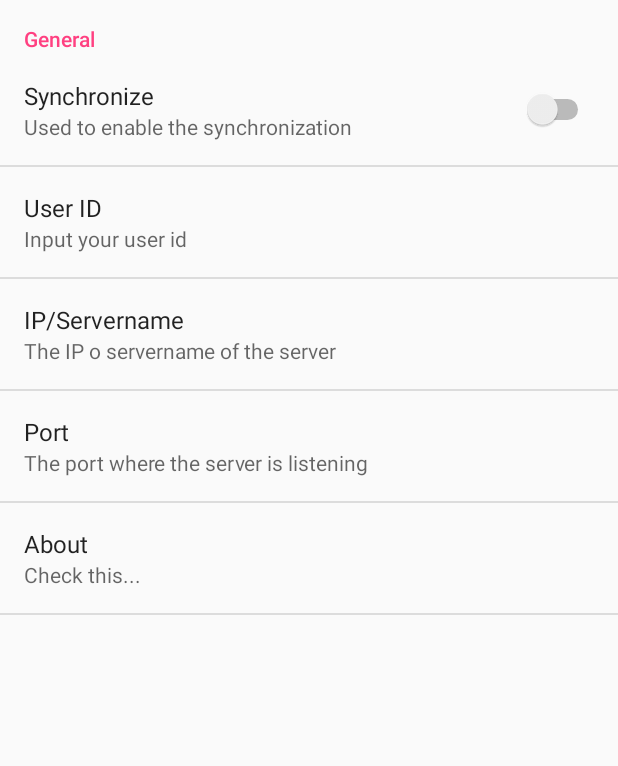
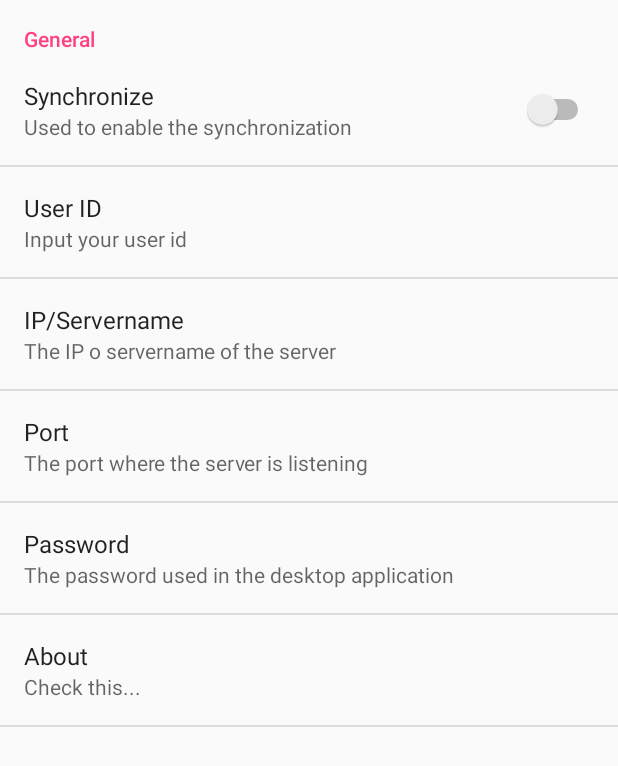
Before and after one commit to pablo-dev/HomeCloudAndroidWS, an Android app: the screen it shows after launch (Preferences), on a phone screen of 412 x 824 dp. Shown: the top 766 px of the screen. Run offline under Robolectric (Android 15) with nearby library versions, the phone set to English and light mode, and no system bars.

Commit message:
Added password to preference screen

```diff
--- a/app/src/main/res/values/strings.xml
+++ b/app/src/main/res/values/strings.xml
@@ -11,9 +11,11 @@
     <string name="pref_general_ip_summary">The IP o servername of the server</string>
     <string name="pref_general_ip_name">IP/Servername</string>
     <string name="pref_general_port_summary">The port where the server is listening</string>
+    <string name="pref_general_password_summary">The password used in the desktop application</string>
     <string name="pref_general_about_name">About</string>
     <string name="pref_general_about_summary">Check this...</string>
     <string name="pref_general_port_name">Port</string>
+    <string name="pref_general_password_name">Password</string>
     <string name="pref_sync_list">Sync folder list</string>
     <string name="pref_file_picker">Sync folder</string>
     <string name="pref_key_sync">key_sync</string>
@@ -22,6 +24,7 @@
     <string name="pref_key_port">key_port</string>
     <string name="pref_key_about">key_about</string>
     <string name="pref_key_sync_list">key_sync_list</string>
+    <string name="pref_key_password">key_password</string>
     <string name="about_description">This my home cloud application.</string>
     <string name="key_file_picker">key_sync_folder</string>
     <string name="service_sync_name">Synchronization service</string>
--- a/app/src/main/res/xml/pref_general.xml
+++ b/app/src/main/res/xml/pref_general.xml
@@ -37,6 +37,15 @@
             android:singleLine="true"
             android:title="@string/pref_general_port_name" />
 
+        <EditTextPreference
+            android:inputType="textPassword"
+            android:key="@string/pref_key_password"
+            android:maxLines="1"
+            android:maxLength="8"
+            android:summary="@string/pref_general_password_summary"
+            android:singleLine="true"
+            android:title="@string/pref_general_password_name" />
+
         <Preference android:title="@string/pref_general_about_name"
             android:key="@string/pref_key_about"
             android:summary="@string/pref_general_about_summary"/>
```
